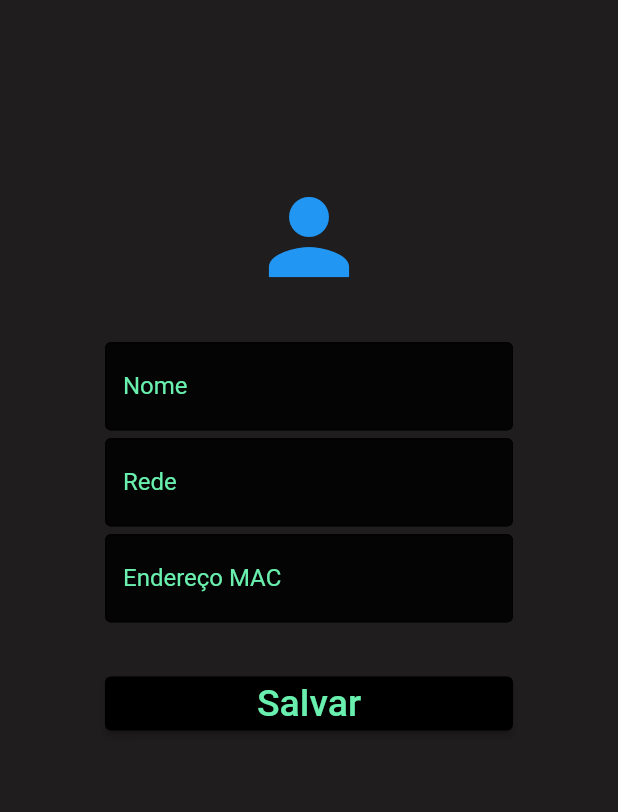
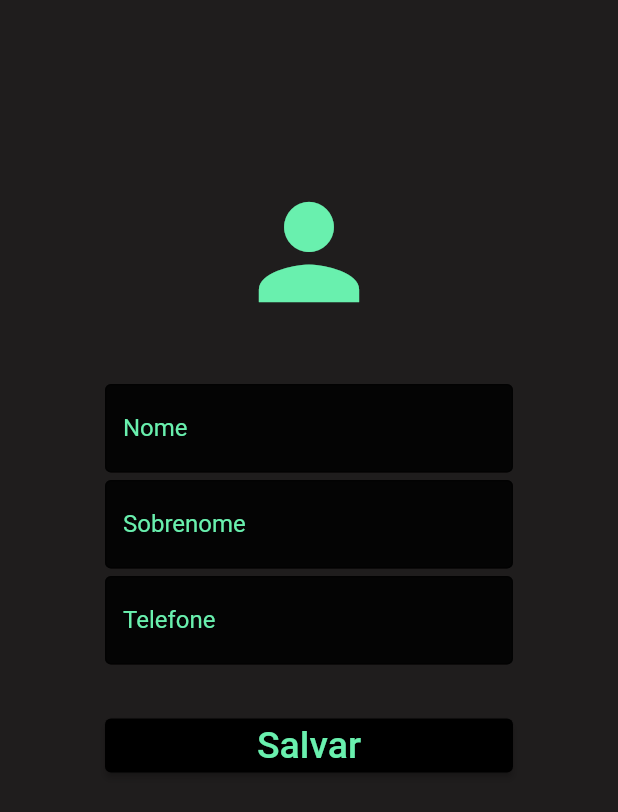
Before and after one commit to wilsondesouza/listadecontatos, a Flutter app: the RegistrarPageContatos screen opened directly, on a phone screen of 412 x 824 dp. Shown: the top 812 px of the screen. Run offline on Flutter 3.47's test engine with Material 2 defaults, Android fonts, the phone set to English and light mode, and no system bars; our stand-ins replace font_awesome_flutter, gallery_saver, image_cropper, image_picker, shared_preferences; accounts and stored records are empty.

Commit message:
Atualizando e finalizando lista de contatos

```diff
--- a/lib/my_app.dart
+++ b/lib/my_app.dart
@@ -1,5 +1,5 @@
 import 'package:flutter/material.dart';
-import 'package:listadecontatos/pages/home_page.dart';
+import 'package:listadecontatos/pages/consulta_page_contatos.dart';
 
 class MyApp extends StatelessWidget {
   const MyApp({Key? key}) : super(key: key);
@@ -11,7 +11,7 @@ class MyApp extends StatelessWidget {
       theme: ThemeData(),
       title: "Contatos",
       color: const Color.fromARGB(255, 31, 29, 29),
-      home: const HomePage(),
+      home: const ConsultaPageContatos(),
       initialRoute: '/',
     );
   }
--- a/lib/pages/registrar_page_contatos.dart
+++ b/lib/pages/registrar_page_contatos.dart
@@ -1,12 +1,14 @@
+import 'dart:io';
+import 'dart:typed_data';
 import 'package:flutter/material.dart';
 import 'package:font_awesome_flutter/font_awesome_flutter.dart';
 import 'package:gallery_saver/gallery_saver.dart';
-import 'package:image_cropper/image_cropper.dart';
 import 'package:image_picker/image_picker.dart';
 import 'package:path/path.dart';
 import 'package:provider/provider.dart';
 import 'repository/registrar_repository.dart';
 import 'package:path_provider/path_provider.dart' as path_provider;
+import 'services/crop_image.dart';
 
 class RegistrarPageContatos extends StatefulWidget {
   const RegistrarPageContatos({super.key, Key? chave});
@@ -17,33 +19,13 @@ class RegistrarPageContatos extends StatefulWidget {
 
 class _RegistrarPageContatosState extends State<RegistrarPageContatos> {
   XFile? photo;
-  cropImage(XFile file) async {
-    CroppedFile? croppedFile = await ImageCropper().cropImage(
-      sourcePath: file.path,
-      aspectRatioPresets: [
-        CropAspectRatioPreset.square,
-        CropAspectRatioPreset.ratio3x2,
-        CropAspectRatioPreset.original,
-        CropAspectRatioPreset.ratio4x3,
-        CropAspectRatioPreset.ratio16x9
-      ],
-      uiSettings: [
-        AndroidUiSettings(toolbarTitle: 'Cropper', toolbarColor: const Color.fromARGB(255, 31, 29, 29), toolbarWidgetColor: Colors.white, initAspectRatio: CropAspectRatioPreset.original, lockAspectRatio: false),
-        IOSUiSettings(
-          title: 'Cropper',
-        ),
-      ],
-    );
-    if (croppedFile != null) {
-      await GallerySaver.saveImage(croppedFile.path);
-    }
-  }
+  Uint8List? imageBytes;
 
   @override
   Widget build(BuildContext context) {
     final TextEditingController nomeController = TextEditingController();
-    final TextEditingController redeController = TextEditingController();
-    final TextEditingController macController = TextEditingController();
+    final TextEditingController sobrenomeController = TextEditingController();
+    final TextEditingController telefoneController = TextEditingController();
 
     var contatoData = Provider.of<ContatoData>(context, listen: false);
 
@@ -56,6 +38,7 @@ class _RegistrarPageContatosState extends State<RegistrarPageContatos> {
             children: <Widget>[
               const SizedBox(height: 40.0),
               IconButton(
+                iconSize: 100,
                 onPressed: () async {
                   showModalBottomSheet(
                       context: context,
@@ -74,6 +57,9 @@ class _RegistrarPageContatosState extends State<RegistrarPageContatos> {
                                   await GallerySaver.saveImage(photo!.path);
                                   Navigator.pop(context);
                                   cropImage(photo!);
+                                  setState(() {
+                                    imageBytes = File(photo!.path).readAsBytesSync();
+                                  });
                                 }
                               }),
                           ListTile(
@@ -84,18 +70,27 @@ class _RegistrarPageContatosState extends State<RegistrarPageContatos> {
                               photo = await picker.pickImage(source: ImageSource.gallery);
                               Navigator.pop(context);
                               cropImage(photo!);
+
+                              setState(() {
+                                imageBytes = File(photo!.path).readAsBytesSync();
+                              });
                             },
                           )
                         ]);
                       });
                 },
-                icon: const Icon(
-                  Icons.person,
-                  size: 80,
-                  color: Colors.blue,
-                ),
+                icon: imageBytes != null
+                    ? CircleAvatar(
+                        radius: 45,
+                        backgroundImage: MemoryImage(imageBytes!, scale: 22.0),
+                      )
+                    : const Icon(
+                        Icons.person,
+                        size: 100,
+                        color: Colors.greenAccent,
+                      ),
               ),
-              const SizedBox(height: 70.0),
+              const SizedBox(height: 30.0),
               TextField(
                 controller: nomeController,
                 decoration: const InputDecoration(labelText: 'Nome', labelStyle: TextStyle(color: Colors.greenAccent), border: OutlineInputBorder(), filled: true, fillColor: Colors.black87),
@@ -103,24 +98,24 @@ class _RegistrarPageContatosState extends State<RegistrarPageContatos> {
               ),
               const SizedBox(height: 5.0),
               TextField(
-                controller: redeController,
-                decoration: const InputDecoration(labelText: 'Rede', labelStyle: TextStyle(color: Colors.greenAccent), border: OutlineInputBorder(), filled: true, fillColor: Colors.black87),
+                controller: sobrenomeController,
+                decoration: const InputDecoration(labelText: 'Sobrenome', labelStyle: TextStyle(color: Colors.greenAccent), border: OutlineInputBorder(), filled: true, fillColor: Colors.black87),
                 style: const TextStyle(color: Colors.white),
               ),
               const SizedBox(height: 5.0),
               TextField(
-                controller: macController,
-                decoration: const InputDecoration(labelText: 'Endereço MAC', labelStyle: TextStyle(color: Colors.greenAccent), border: OutlineInputBorder(), filled: true, fillColor: Colors.black87),
+                controller: telefoneController,
+                decoration: const InputDecoration(labelText: 'Telefone', labelStyle: TextStyle(color: Colors.greenAccent), border: OutlineInputBorder(), filled: true, fillColor: Colors.black87),
                 style: const TextStyle(color: Colors.white),
               ),
               const SizedBox(height: 30.0),
               ElevatedButton(
                 onPressed: () {
                   String nome = nomeController.text;
-                  String rede = redeController.text;
-                  String mac = macController.text;
+                  String sobrenome = sobrenomeController.text;
+                  String telefone = telefoneController.text;
 
-                  if (nome.isEmpty || rede.isEmpty || mac.isEmpty) {
+                  if (nome.isEmpty || sobrenome.isEmpty || telefone.isEmpty) {
                     showDialog(
                       context: context,
                       builder: (context) {
@@ -139,17 +134,19 @@ class _RegistrarPageContatosState extends State<RegistrarPageContatos> {
                       },
                     );
                   } else {
-                    Contatos lan = Contatos(
+                    Contatos contato = Contatos(
                       nome: nome,
-                      rede: rede,
-                      mac: mac,
+                      sobrenome: sobrenome,
+                      telefone: telefone,
+                      imagem: imageBytes,
                     );
 
-                    contatoData.adicionarContato(lan);
+                    contatoData.adicionarContato(contato);
 
                     nomeController.clear();
-                    redeController.clear();
-                    macController.clear();
+                    sobrenomeController.clear();
+                    telefoneController.clear();
+                    Navigator.of(context).pop();
                   }
                 },
                 style: ElevatedButton.styleFrom(backgroundColor: Colors.black),
--- a/lib/pages/repository/registrar_repository.dart
+++ b/lib/pages/repository/registrar_repository.dart
@@ -1,39 +1,44 @@
 import 'dart:convert';
-
+import 'dart:typed_data';
 import 'package:flutter/material.dart';
 import 'package:shared_preferences/shared_preferences.dart';
 
 class Contatos {
   final String nome;
-  final String rede;
-  final String mac;
+  final String sobrenome;
+  final String telefone;
+  final Uint8List? imagem;
 
-  Contatos({
-    required this.nome,
-    required this.rede,
-    required this.mac,
-  });
+  Contatos({required this.nome, required this.sobrenome, required this.telefone, this.imagem});
 
   Map<String, dynamic> toJson() {
     return {
       'nome': nome,
-      'rede': rede,
-      'MAC': mac,
+      'sobrenome': sobrenome,
+      'telefone': telefone,
+      'imagem': imagem != null ? imagem!.toList() : null,
     };
   }
 
   factory Contatos.fromJson(Map<String, dynamic> json) {
     return Contatos(
       nome: json['nome'],
-      rede: json['rede'],
-      mac: json['MAC'],
+      sobrenome: json['sobrenome'],
+      telefone: json['telefone'],
+      imagem: json['imagem'] != null ? Uint8List.fromList(json['imagem']) : null,
     );
   }
 }
 
 Future<void> salvarContatos(List<Contatos> lan) async {
   final prefs = await SharedPreferences.getInstance();
-  final lanJson = lan.map((lan) => jsonEncode(lan.toJson())).toList();
+  final lanJson = lan.map((lan) {
+    Map<String, dynamic> json = lan.toJson();
+    if (lan.imagem != null) {
+      json['imagem'] = lan.imagem!.toList();
+    }
+    return jsonEncode(json);
+  }).toList();
   await prefs.setStringList('contato', lanJson);
 }
 
@@ -43,7 +48,15 @@ Future<List<Contatos>> carregarContatos() async {
   if (contatoJson == null) {
     return [];
   }
-  return contatoJson.map((contatosJson) => Contatos.fromJson(jsonDecode(contatosJson))).toList();
+  return contatoJson.map((contatosJson) {
+    final decoded = jsonDecode(contatosJson);
+    return Contatos(
+      nome: decoded['nome'],
+      sobrenome: decoded['sobrenome'],
+      telefone: decoded['telefone'],
+      imagem: decoded['imagem'] != null ? Uint8List.fromList(decoded['imagem'].cast<int>()) : null,
+    );
+  }).toList();
 }
 
 class ContatoData extends ChangeNotifier {
```
Also changed, not shown: lib/pages/camera/camera_page.dart (deleted, +0 -92 lines), lib/pages/consulta_page_contatos.dart (added, +88 -0 lines), lib/pages/consulta_page_lan.dart (deleted, +0 -64 lines), lib/pages/contatos.dart (deleted, +0 -57 lines), lib/pages/home_page.dart (deleted, +0 -43 lines), lib/pages/services/crop_image.dart (added, +26 -0 lines), pubspec.yaml (+10 -2 lines), assets/Logo.png (added), assets/OIG.jpeg (added), pubspec.lock, 27 other files.
